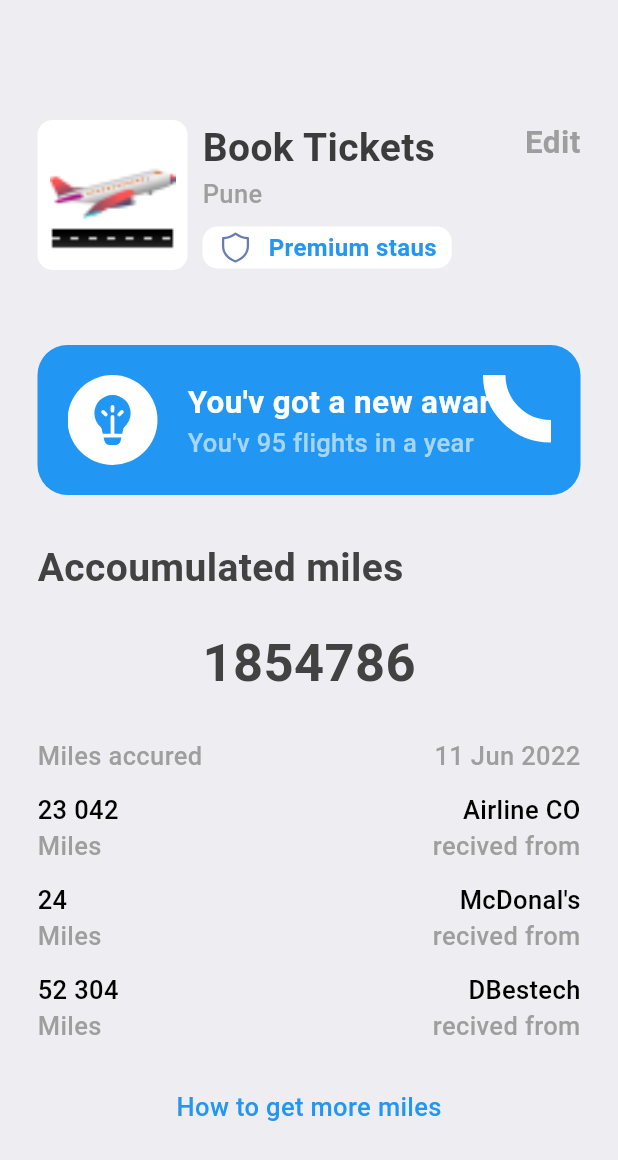
After one commit to suraj-khot-19/Ticket_Booking, a Flutter app: the ProfileScreen screen opened directly, on a phone screen of 412 x 824 dp. The commit adds this screen. Shown: the top 1160 px of the screen. Run offline on Flutter 3.47's test engine with Material 3 defaults, Android fonts, the phone set to English and light mode, and no system bars; our stand-ins replace barcode_widget, fluentui_icons, get.

Commit message:
added profile screen

```diff
--- a/ticket_booking/lib/main.dart
+++ b/ticket_booking/lib/main.dart
@@ -1,7 +1,6 @@
 import 'package:flutter/material.dart';
 import 'package:ticket_booking/utils/app_style.dart';
-
-import 'screens/bottom_navigation.dart';
+import 'screens/spalsh_screen.dart';
 
 void main() {
   runApp(const MyApp());
@@ -19,7 +18,7 @@ class MyApp extends StatelessWidget {
         colorScheme: ColorScheme.fromSeed(seedColor: Colors.deepPurple),
         useMaterial3: true,
       ),
-      home: const BottomNavigation(),
+      home: const SplashScreen(),
     );
   }
 }
--- a/ticket_booking/lib/screens/bottom_navigation.dart
+++ b/ticket_booking/lib/screens/bottom_navigation.dart
@@ -1,6 +1,7 @@
 import 'package:fluentui_icons/fluentui_icons.dart';
 import 'package:flutter/material.dart';
 import 'package:ticket_booking/screens/home_screen.dart';
+import 'package:ticket_booking/screens/profile_screen.dart';
 import 'package:ticket_booking/screens/search_screen.dart';
 import 'package:ticket_booking/screens/ticket_screen.dart';
 
@@ -23,7 +24,7 @@ class _BottomNavigationState extends State<BottomNavigation> {
     HomeScreen(),
     SearchScreen(),
     TicketScreen(),
-    Text("Profile"),
+    ProfileScreen(),
   ];
   @override
   Widget build(BuildContext context) {
--- /dev/null
+++ b/ticket_booking/lib/screens/profile_screen.dart
@@ -0,0 +1,202 @@
+import 'package:fluentui_icons/fluentui_icons.dart';
+import 'package:flutter/material.dart';
+import 'package:ticket_booking/screens/view/two_row_view.dart';
+import 'package:ticket_booking/utils/app_layouts.dart';
+import 'package:ticket_booking/utils/app_style.dart';
+import 'package:ticket_booking/utils/spacer.dart';
+
+class ProfileScreen extends StatelessWidget {
+  const ProfileScreen({super.key});
+
+  @override
+  Widget build(BuildContext context) {
+    return Scaffold(
+      backgroundColor: AppStyles.bgColor,
+      body: ListView(
+        padding: EdgeInsets.symmetric(
+            horizontal: AppLayouts.getHeight(context, 25),
+            vertical: AppLayouts.getWidth(context, 10)),
+        children: [
+          addVerticleSpace(
+            AppLayouts.getHeight(context, 70),
+          ),
+          Row(
+            crossAxisAlignment: CrossAxisAlignment.start,
+            children: [
+              Container(
+                padding: const EdgeInsets.all(8),
+                height: 100,
+                width: 100,
+                decoration: BoxDecoration(
+                  borderRadius: BorderRadius.circular(10),
+                  color: Colors.white,
+                ),
+                child: Container(
+                  decoration: const BoxDecoration(
+                      image: DecorationImage(
+                          image: AssetImage("assets/images/img1.png"),
+                          fit: BoxFit.cover)),
+                ),
+              ),
+              addHorizontalSpace(AppLayouts.getWidth(context, 10)),
+              Column(
+                crossAxisAlignment: CrossAxisAlignment.start,
+                mainAxisAlignment: MainAxisAlignment.start,
+                children: [
+                  Text(
+                    "Book Tickets",
+                    style: AppStyles.heading1,
+                  ),
+                  Text(
+                    "Pune",
+                    style: AppStyles.heading3,
+                  ),
+                  addVerticleSpace(AppLayouts.getHeight(context, 10)),
+                  Container(
+                    padding: EdgeInsets.symmetric(
+                        horizontal: AppLayouts.getWidth(context, 10),
+                        vertical: AppLayouts.getHeight(context, 2)),
+                    decoration: BoxDecoration(
+                        borderRadius: BorderRadius.circular(10),
+                        color: Colors.white),
+                    child: Row(
+                      children: [
+                        Icon(
+                          FluentSystemIcons.ic_fluent_shield_regular,
+                          color: AppStyles.primaryColor,
+                        ),
+                        addHorizontalSpace(AppLayouts.getHeight(context, 10)),
+                        const Text(
+                          "Premium staus",
+                          style: TextStyle(
+                              color: Colors.blue,
+                              fontSize: 16,
+                              fontWeight: FontWeight.bold),
+                        ),
+                      ],
+                    ),
+                  )
+                ],
+              ),
+              const Spacer(),
+              Text(
+                "Edit",
+                style: AppStyles.heading2.copyWith(color: Colors.grey.shade500),
+              ),
+            ],
+          ),
+          addVerticleSpace(AppLayouts.getHeight(context, 50)),
+          Container(
+            padding: const EdgeInsets.all(20),
+            decoration: BoxDecoration(
+                color: Colors.blue, borderRadius: BorderRadius.circular(20)),
+            child: Stack(
+              children: [
+                Row(
+                  children: [
+                    Container(
+                      padding: const EdgeInsets.all(10),
+                      decoration: BoxDecoration(
+                          color: Colors.white,
+                          borderRadius: BorderRadius.circular(40)),
+                      child: const Icon(
+                        FluentSystemIcons.ic_fluent_lightbulb_filament_filled,
+                        size: 40,
+                        color: Colors.blue,
+                      ),
+                    ),
+                    addHorizontalSpace(AppLayouts.getWidth(context, 20)),
+                    Column(
+                      crossAxisAlignment: CrossAxisAlignment.start,
+                      children: [
+                        Text(
+                          "You'v got a new award",
+                          style:
+                              AppStyles.heading2.copyWith(color: Colors.white),
+                        ),
+                        Text(
+                          "You'v 95 flights in a year",
+                          style: AppStyles.heading3
+                              .copyWith(color: Colors.white60),
+                        ),
+                      ],
+                    ),
+                  ],
+                ),
+                Positioned(
+                  right: -45,
+                  top: -45,
+                  child: Container(
+                    padding: const EdgeInsets.all(30),
+                    decoration: BoxDecoration(
+                      border: Border.all(width: 15, color: Colors.white),
+                      shape: BoxShape.circle,
+                      color: Colors.transparent,
+                    ),
+                  ),
+                ),
+              ],
+            ),
+          ),
+          addVerticleSpace(AppLayouts.getHeight(context, 30)),
+          Text(
+            "Accoumulated miles",
+            style: AppStyles.heading1.copyWith(color: Colors.grey.shade800),
+          ),
+          addVerticleSpace(AppLayouts.getHeight(context, 20)),
+          Align(
+            alignment: Alignment.center,
+            child: Text(
+              "1854786",
+              style: AppStyles.heading1
+                  .copyWith(color: Colors.grey.shade800, fontSize: 35),
+            ),
+          ),
+          addVerticleSpace(AppLayouts.getHeight(context, 25)),
+          Row(
+            mainAxisAlignment: MainAxisAlignment.spaceBetween,
+            children: [
+              Text(
+                "Miles accured",
+                style: AppStyles.heading3,
+              ),
+              Text(
+                "11 Jun 2022",
+                style: AppStyles.heading3,
+              ),
+            ],
+          ),
+          addVerticleSpace(AppLayouts.getHeight(context, 12)),
+          const TwoRowView(
+              title1: "23 042",
+              title2: "Airline CO",
+              subTitle1: "Miles",
+              subTitle2: "recived from"),
+          addVerticleSpace(AppLayouts.getHeight(context, 12)),
+          const TwoRowView(
+              title1: "24",
+              title2: "McDonal's",
+              subTitle1: "Miles",
+              subTitle2: "recived from"),
+          addVerticleSpace(AppLayouts.getHeight(context, 12)),
+          const TwoRowView(
+              title1: "52 304",
+              title2: "DBestech",
+              subTitle1: "Miles",
+              subTitle2: "recived from"),
+          addVerticleSpace(AppLayouts.getHeight(context, 30)),
+          Align(
+            alignment: Alignment.center,
+            child: Text(
+              "How to get more miles",
+              style: AppStyles.heading3.copyWith(
+                color: Colors.blue,
+              ),
+            ),
+          ),
+          addVerticleSpace(AppLayouts.getHeight(context, 30)),
+        ],
+      ),
+    );
+  }
+}
--- /dev/null
+++ b/ticket_booking/lib/screens/spalsh_screen.dart
@@ -0,0 +1,86 @@
+import 'dart:async';
+import 'package:flutter/material.dart';
+import 'package:ticket_booking/screens/bottom_navigation.dart';
+import 'package:ticket_booking/utils/app_layouts.dart';
+import 'package:ticket_booking/utils/app_style.dart';
+import 'package:ticket_booking/utils/spacer.dart';
+
+class SplashScreen extends StatefulWidget {
+  const SplashScreen({super.key});
+
+  @override
+  State<SplashScreen> createState() => _SplashScreenState();
+}
+
+class _SplashScreenState extends State<SplashScreen>
+    with SingleTickerProviderStateMixin {
+  late AnimationController _controller;
+  late Animation<double> _animation;
+
+  @override
+  void initState() {
+    super.initState();
+
+    _controller = AnimationController(
+      duration: const Duration(seconds: 3),
+      vsync: this,
+    );
+
+    _animation = CurvedAnimation(
+      parent: _controller,
+      curve: Curves.easeInOut,
+    );
+
+    _controller.forward();
+
+    Timer(const Duration(seconds: 15), () {
+      Navigator.of(context).pushReplacement(
+        MaterialPageRoute(builder: (context) => const BottomNavigation()),
+      );
+    });
+  }
+
+  @override
+  void dispose() {
+    _controller.dispose();
+    super.dispose();
+  }
+
+  @override
+  Widget build(BuildContext context) {
+    return Scaffold(
+      backgroundColor: AppStyles.bgColor, // LinkedIn's blue color
+      body: Column(
+        mainAxisAlignment: MainAxisAlignment.center,
+        children: [
+          Center(
+            child: ScaleTransition(
+              scale: _animation,
+              child: Container(
+                width: 100,
+                height: 100,
+                decoration: const BoxDecoration(
+                  image: DecorationImage(
+                    image: AssetImage('assets/images/img1.png'),
+                    fit: BoxFit.cover,
+                  ),
+                ),
+              ),
+            ),
+          ),
+          addVerticleSpace(AppLayouts.getHeight(context, 100)),
+          Text(
+            "S-Ticket",
+            style: AppStyles.blackHeading3,
+          ),
+          addVerticleSpace(AppLayouts.getHeight(context, 20)),
+          const Center(
+            child: CircularProgressIndicator(
+              valueColor: AlwaysStoppedAnimation<Color>(Colors.grey),
+            ),
+          ),
+        ],
+      ),
+    );
+  }
+}
```
Also changed, not shown: ticket_booking/assets/images/img1.png.
